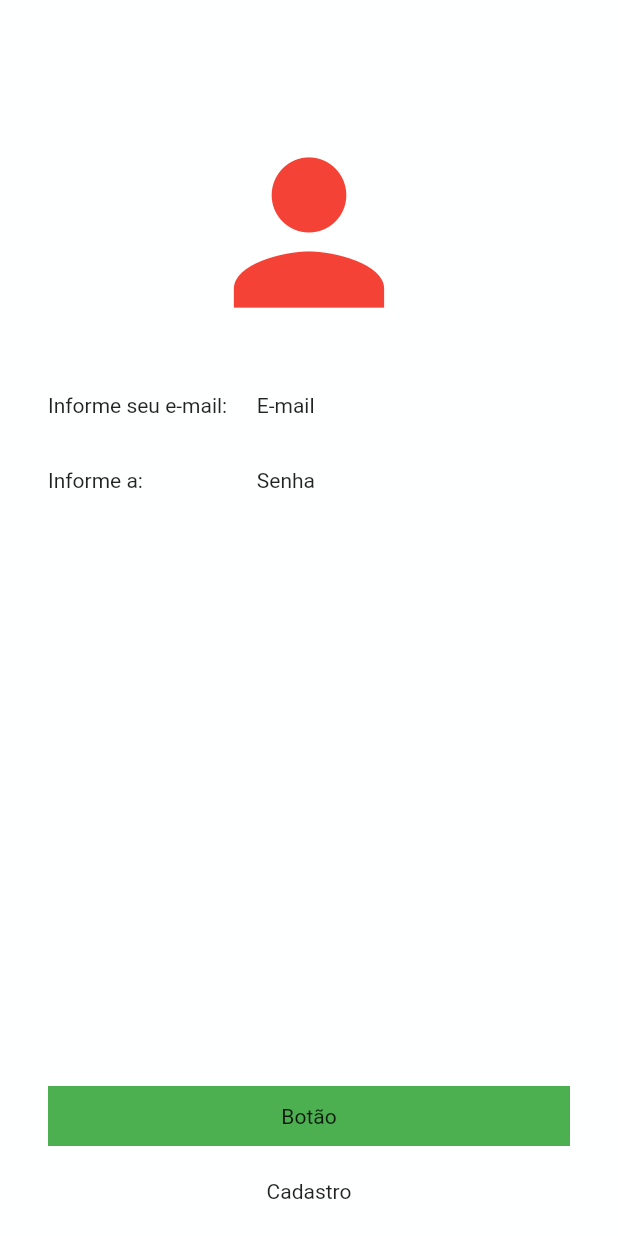
After one commit to feandr/trilha_app_dio, a Flutter app: the screen it shows after launch, on a phone screen of 412 x 824 dp. The commit adds this screen. Run offline on Flutter 3.47's test engine with Material 2 defaults, Android fonts, the phone set to English and light mode, and no system bars; our stand-ins replace google_fonts; Roboto replaces fonts that are missing (Acme).

Commit message:
Criando tela ficticia de login, e interagindo com widgets

```diff
--- a/lib/my_app/my_app.dart
+++ b/lib/my_app/my_app.dart
@@ -1,6 +1,6 @@
 import 'package:flutter/material.dart';
 import 'package:google_fonts/google_fonts.dart';
-import '../pages/home_page.dart';
+import '../pages/login_page.dart';
 
 class MyApp extends StatelessWidget {
   const MyApp({super.key});
@@ -11,7 +11,7 @@ class MyApp extends StatelessWidget {
       debugShowCheckedModeBanner: false,
       theme: ThemeData(primarySwatch: Colors.blueGrey,
       textTheme: GoogleFonts.acmeTextTheme()),
-      home: const HomePage(),
+      home: const LoginPage(),
     );
   }
 }
--- /dev/null
+++ b/lib/pages/login_page.dart
@@ -0,0 +1,87 @@
+import 'package:flutter/material.dart';
+
+class LoginPage extends StatefulWidget {
+  const LoginPage({super.key});
+
+  @override
+  State<LoginPage> createState() => _LoginPageState();
+}
+
+class _LoginPageState extends State<LoginPage> {
+  @override
+  Widget build(BuildContext context) {
+    return SafeArea(
+      child: Scaffold(
+        backgroundColor: const Color.fromARGB(255, 254, 255, 255),
+        body: SizedBox(
+          width: double.infinity,
+          child: Column(
+            crossAxisAlignment: CrossAxisAlignment.center,
+            children: [
+              const SizedBox(
+                height: 80,
+              ),
+                const Icon(
+                  Icons.person,
+                  size: 150,
+                  color: Colors.red,
+                ),
+              const SizedBox(
+                height: 20,
+              ),
+              Container(
+                margin: const EdgeInsets.symmetric(horizontal: 32),
+                height: 40,
+                width: double.infinity,
+                alignment: Alignment.center,
+                child: const Row(
+                  children: [
+                  Expanded(flex: 2, child: Text("Informe seu e-mail:")),
+                  Expanded(flex: 3, child:Text("E-mail")),
+                  ],
+                ),
+              ),
+              const SizedBox(
+                height: 10,
+              ),
+              Container(
+                margin: const EdgeInsets.symmetric(horizontal: 32),
+                height: 40,
+                width: double.infinity,
+                alignment: Alignment.center,
+                child: const Row(
+                  children: [
+                  Expanded(flex: 2, child: Text("Informe a:")),
+                  Expanded(flex: 3, child:Text("Senha")),
+                  ],
+                ),
+              ),
+              Expanded(child: Container()),
+              Container(
+                margin: const EdgeInsets.symmetric(horizontal: 32),
+                height: 40,
+                width: double.infinity,
+                alignment: Alignment.center,
+                color: Colors.green,
+                child: const Text("Botão"),
+              ),
+              const SizedBox(
+                height: 10,
+              ),
+              Container(
+                margin: const EdgeInsets.symmetric(horizontal: 32),
+                height: 40,
+                width: double.infinity,
+                alignment: Alignment.center,
+                child: const Text("Cadastro", selectionColor: Colors.amber,),
+              ),
+              const SizedBox(
+                height: 10,
+              ),
+            ],
+          ),
+        ),
+      ),
+    );
+  }
+}
```
